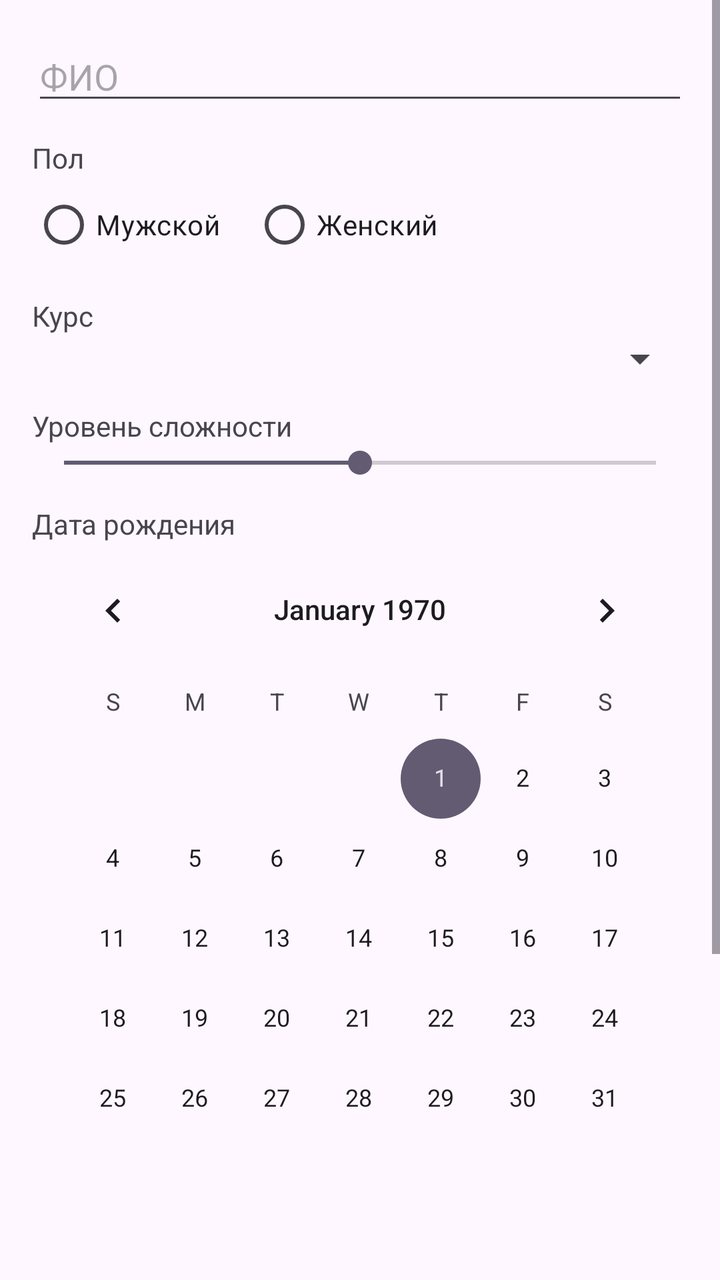
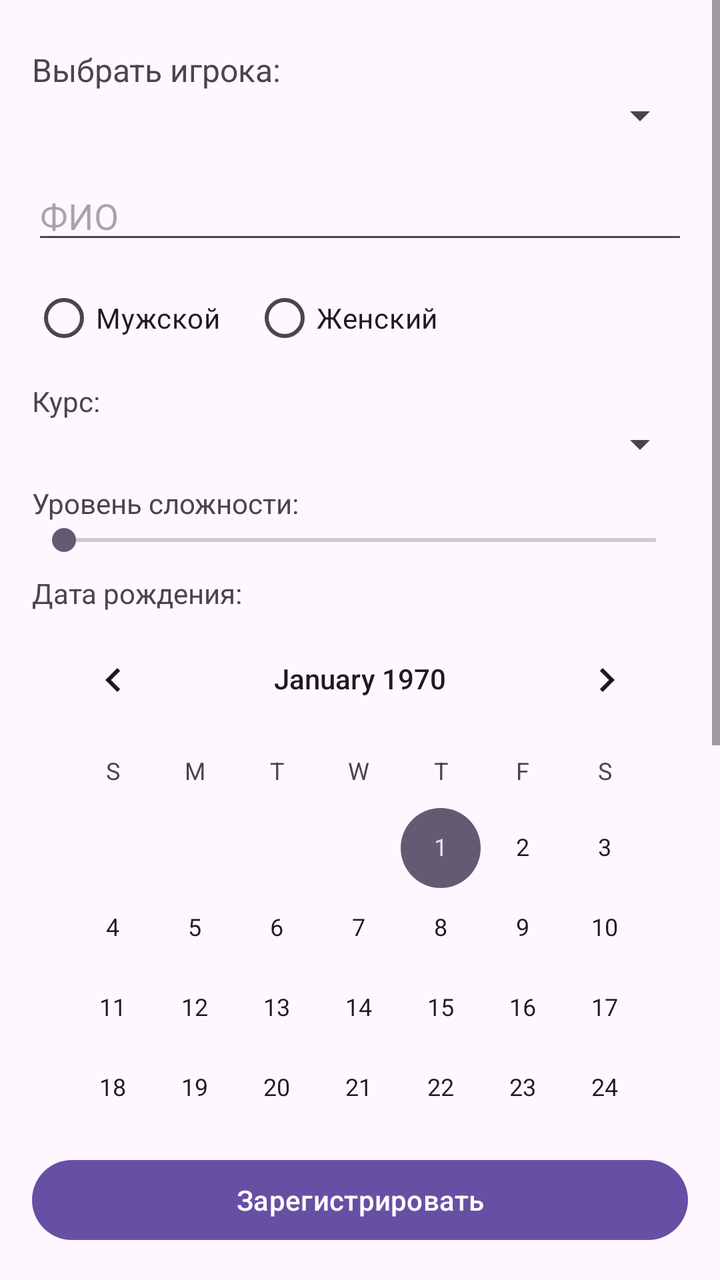

The first picture is an Android layout as it rendered before a commit; the second is the same layout after the commit. The layout source and the unified diff follow.
<!-- AndroidManifest.xml: application theme Theme.BugsGame -->
<!-- res/layout/fragment_registration.xml -->
<?xml version="1.0" encoding="utf-8"?>
<ScrollView
    xmlns:android="http://schemas.android.com/apk/res/android"
    android:layout_width="match_parent"
    android:layout_height="match_parent">

    <LinearLayout
        android:orientation="vertical"
        android:padding="16dp"
        android:layout_width="match_parent"
        android:layout_height="wrap_content">

        <EditText
            android:id="@+id/etFullName"
            android:hint="ФИО"
            android:inputType="textPersonName"
            android:layout_width="match_parent"
            android:layout_height="wrap_content"/>

        <TextView
            android:text="Пол"
            android:layout_marginTop="12dp"
            android:layout_width="wrap_content"
            android:layout_height="wrap_content"/>

        <RadioGroup
            android:id="@+id/rgGender"
            android:orientation="horizontal"
            android:layout_width="match_parent"
            android:layout_height="wrap_content">

            <RadioButton
                android:id="@+id/rbMale"
                android:text="Мужской"
                android:layout_width="wrap_content"
                android:layout_height="wrap_content"/>

            <RadioButton
                android:id="@+id/rbFemale"
                android:text="Женский"
                android:layout_marginStart="16dp"
                android:layout_width="wrap_content"
                android:layout_height="wrap_content"/>
        </RadioGroup>

        <TextView
            android:text="Курс"
            android:layout_marginTop="12dp"
            android:layout_width="wrap_content"
            android:layout_height="wrap_content"/>

        <Spinner
            android:id="@+id/spCourse"
            android:layout_width="match_parent"
            android:layout_height="wrap_content"/>

        <TextView
            android:text="Уровень сложности"
            android:layout_marginTop="12dp"
            android:layout_width="wrap_content"
            android:layout_height="wrap_content"/>

        <SeekBar
            android:id="@+id/sbDifficulty"
            android:max="10"
            android:progress="5"
            android:layout_width="match_parent"
            android:layout_height="wrap_content"/>

        <TextView
            android:text="Дата рождения"
            android:layout_marginTop="12dp"
            android:layout_width="wrap_content"
            android:layout_height="wrap_content"/>

        <CalendarView
            android:id="@+id/calendarView"
            android:layout_width="match_parent"
            android:layout_height="wrap_content"/>

        <ImageView
            android:id="@+id/ivZodiac"
            android:layout_gravity="center_horizontal"
            android:layout_marginTop="12dp"
            android:layout_width="120dp"
            android:layout_height="120dp"
            android:contentDescription="Знак зодиака"/>

        <Button
            android:id="@+id/btnSubmit"
            android:text="Зарегистрировать"
            android:layout_marginTop="16dp"
            android:layout_width="match_parent"
            android:layout_height="wrap_content"/>

        <TextView
            android:id="@+id/tvResult"
            android:layout_marginTop="16dp"
            android:textSize="16sp"
            android:layout_width="match_parent"
            android:layout_height="wrap_content"/>
    </LinearLayout>
</ScrollView>
<!-- resources referenced by this layout -->
<resources>
  <style name="Theme.BugsGame" parent="Base.Theme.BugsGame" />
  <style name="Base.Theme.BugsGame" parent="Theme.Material3.DayNight.NoActionBar">
          
          
      </style>
</resources>

<!-- the commit's change to res/layout/fragment_registration.xml (unified diff, before → after) -->
@@ -1,103 +1,131 @@
 <?xml version="1.0" encoding="utf-8"?>
-<ScrollView
+<LinearLayout
     xmlns:android="http://schemas.android.com/apk/res/android"
     android:layout_width="match_parent"
-    android:layout_height="match_parent">
+    android:layout_height="match_parent"
+    android:orientation="vertical">
 
-    <LinearLayout
-        android:orientation="vertical"
-        android:padding="16dp"
+    
+    <ScrollView
         android:layout_width="match_parent"
-        android:layout_height="wrap_content">
+        android:layout_height="0dp"
+        android:layout_weight="1">
 
-        <EditText
-            android:id="@+id/etFullName"
-            android:hint="ФИО"
-            android:inputType="textPersonName"
-            android:layout_width="match_parent"
-            android:layout_height="wrap_content"/>
-
-        <TextView
-            android:text="Пол"
-            android:layout_marginTop="12dp"
-            android:layout_width="wrap_content"
-            android:layout_height="wrap_content"/>
-
-        <RadioGroup
-            android:id="@+id/rgGender"
-            android:orientation="horizontal"
+        <LinearLayout
+            android:orientation="vertical"
+            android:padding="16dp"
             android:layout_width="match_parent"
             android:layout_height="wrap_content">
 
-            <RadioButton
-                android:id="@+id/rbMale"
-                android:text="Мужской"
+            
+            <TextView
                 android:layout_width="wrap_content"
+                android:layout_height="wrap_content"
+                android:text="Выбрать игрока:"
+                android:textSize="16sp"
+                android:paddingTop="8dp"/>
+
+            <Spinner
+                android:id="@+id/spSavedPlayers"
+                android:layout_width="match_parent"
+                android:layout_height="wrap_content"
+                android:layout_marginBottom="16dp"/>
+
+            
+            <EditText
+                android:id="@+id/etFullName"
+                android:layout_width="match_parent"
+                android:layout_height="wrap_content"
+                android:hint="ФИО"
+                android:inputType="textPersonName"/>
+
+            
+            <RadioGroup
+                android:id="@+id/rgGender"
+                android:orientation="horizontal"
+                android:layout_width="match_parent"
+                android:layout_height="wrap_content"
+                android:layout_marginTop="8dp">
+
+                <RadioButton
+                    android:id="@+id/rbMale"
+                    android:layout_width="wrap_content"
+                    android:layout_height="wrap_content"
+                    android:text="Мужской"/>
+
+                <RadioButton
+                    android:id="@+id/rbFemale"
+                    android:layout_width="wrap_content"
+                    android:layout_height="wrap_content"
+                    android:text="Женский"
+                    android:layout_marginStart="16dp"/>
+            </RadioGroup>
+
+            
+            <TextView
+                android:layout_width="wrap_content"
+                android:layout_height="wrap_content"
+                android:text="Курс:"
+                android:layout_marginTop="8dp"/>
+
+            <Spinner
+                android:id="@+id/spCourse"
+                android:layout_width="match_parent"
                 android:layout_height="wrap_content"/>
 
-            <RadioButton
-                android:id="@+id/rbFemale"
-                android:text="Женский"
-                android:layout_marginStart="16dp"
+            
+            <TextView
                 android:layout_width="wrap_content"
+                android:layout_height="wrap_content"
+                android:text="Уровень сложности:"
+                android:layout_marginTop="8dp"/>
+
+            <SeekBar
+                android:id="@+id/sbDifficulty"
+                android:layout_width="match_parent"
+                android:layout_height="wrap_content"
+                android:max="10"/>
+
+            
+            <TextView
+                android:layout_width="wrap_content"
+                android:layout_height="wrap_content"
+                android:text="Дата рождения:"
+                android:layout_marginTop="8dp"/>
+
+            <CalendarView
+                android:id="@+id/calendarView"
+                android:layout_width="match_parent"
                 android:layout_height="wrap_content"/>
-        </RadioGroup>
 
-        <TextView
-            android:text="Курс"
-            android:layout_marginTop="12dp"
-            android:layout_width="wrap_content"
-            android:layout_height="wrap_content"/>
+            
+            <ImageView
+                android:id="@+id/ivZodiac"
+                android:layout_width="120dp"
+                android:layout_height="120dp"
+                android:layout_gravity="center_horizontal"
+                android:layout_marginTop="8dp"/>
 
-        <Spinner
-            android:id="@+id/spCourse"
-            android:layout_width="match_parent"
-            android:layout_height="wrap_content"/>
+            
+            <TextView
+                android:id="@+id/tvResult"
+                android:layout_width="match_parent"
+                android:layout_height="wrap_content"
+                android:textSize="16sp"
+                android:layout_marginTop="16dp"/>
 
-        <TextView
-            android:text="Уровень сложности"
-            android:layout_marginTop="12dp"
-            android:layout_width="wrap_content"
-            android:layout_height="wrap_content"/>
+            
+            <View
+                android:layout_width="match_parent"
+                android:layout_height="16dp"/>
+        </LinearLayout>
+    </ScrollView>
 
-        <SeekBar
-            android:id="@+id/sbDifficulty"
-            android:max="10"
-            android:progress="5"
-            android:layout_width="match_parent"
-            android:layout_height="wrap_content"/>
-
-        <TextView
-            android:text="Дата рождения"
-            android:layout_marginTop="12dp"
-            android:layout_width="wrap_content"
-            android:layout_height="wrap_content"/>
-
-        <CalendarView
-            android:id="@+id/calendarView"
-            android:layout_width="match_parent"
-            android:layout_height="wrap_content"/>
-
-        <ImageView
-            android:id="@+id/ivZodiac"
-            android:layout_gravity="center_horizontal"
-            android:layout_marginTop="12dp"
-            android:layout_width="120dp"
-            android:layout_height="120dp"
-            android:contentDescription="Знак зодиака"/>
-
-        <Button
-            android:id="@+id/btnSubmit"
-            android:text="Зарегистрировать"
-            android:layout_marginTop="16dp"
-            android:layout_width="match_parent"
-            android:layout_height="wrap_content"/>
-
-        <TextView
-            android:id="@+id/tvResult"
-            android:layout_marginTop="16dp"
-            android:textSize="16sp"
-            android:layout_width="match_parent"
-            android:layout_height="wrap_content"/>
-    </LinearLayout>
-</ScrollView>
+    
+    <Button
+        android:id="@+id/btnSubmit"
+        android:layout_width="match_parent"
+        android:layout_height="wrap_content"
+        android:text="Зарегистрировать"
+        android:layout_margin="16dp"/>
+</LinearLayout>
